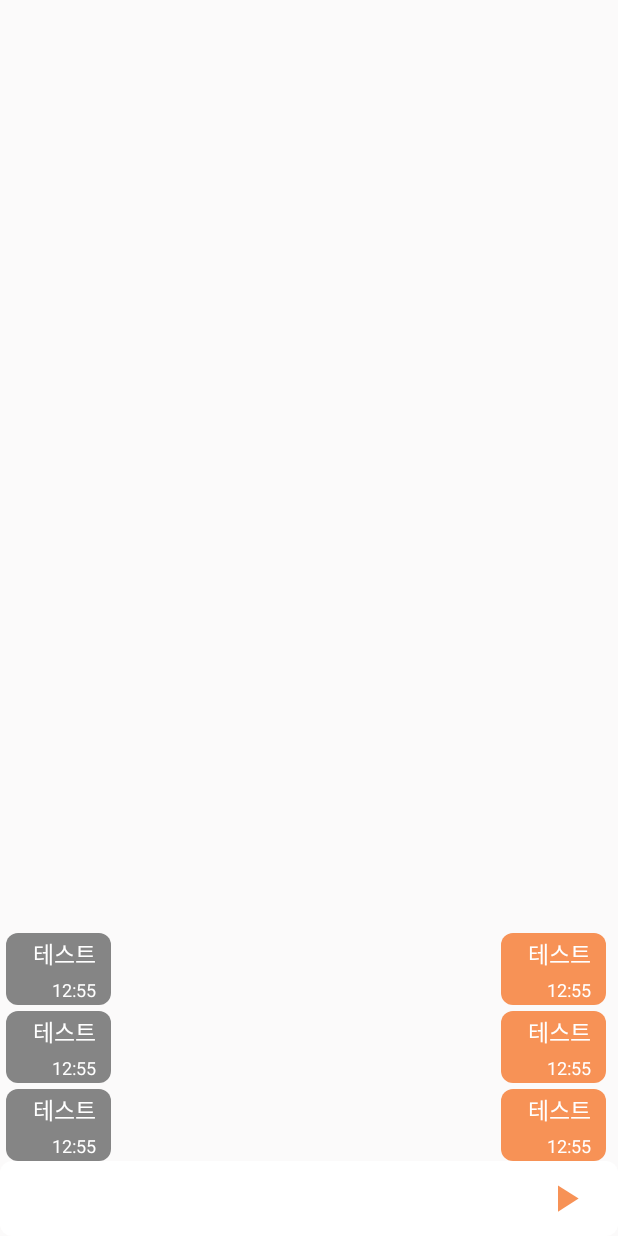
After one commit to moongeon/Gym-For-u-android, an Android app: the layout fragment_chat_detail.xml on its own in the app's theme, with its tools: preview values and no code run, on a phone screen of 412 x 824 dp. The commit adds this screen. Run offline under Robolectric (Android 15) with nearby library versions, the phone set to English and light mode, and no system bars; network calls fail.

Commit message:
Add - 채팅 화면 생성

```diff
--- /dev/null
+++ b/app/src/main/res/drawable/bg_btn_solid_gray_858585_radius_8dp.xml
@@ -0,0 +1,5 @@
+<?xml version="1.0" encoding="utf-8"?>
+<shape xmlns:android="http://schemas.android.com/apk/res/android">
+    <solid android:color="@color/gray_858585" />
+    <corners android:radius="8dp" />
+</shape>
--- /dev/null
+++ b/app/src/main/res/drawable/ic_baseline_play_arrow_24.xml
@@ -0,0 +1,10 @@
+<vector xmlns:android="http://schemas.android.com/apk/res/android"
+    android:width="24dp"
+    android:height="24dp"
+    android:viewportWidth="24"
+    android:viewportHeight="24"
+    android:tint="@color/orange_F79256">
+  <path
+      android:fillColor="@color/orange_F79256"
+      android:pathData="M8,5v14l11,-7z"/>
+</vector>
--- /dev/null
+++ b/app/src/main/res/layout/fragment_chat_detail.xml
@@ -0,0 +1,74 @@
+<?xml version="1.0" encoding="utf-8"?>
+<layout xmlns:android="http://schemas.android.com/apk/res/android"
+    xmlns:app="http://schemas.android.com/apk/res-auto"
+    xmlns:tools="http://schemas.android.com/tools">
+
+    <androidx.constraintlayout.widget.ConstraintLayout
+        android:layout_width="match_parent"
+        android:layout_height="match_parent"
+        android:background="@color/gray_FBFAFA"
+        >
+
+        <androidx.recyclerview.widget.RecyclerView
+            android:id="@+id/recyclerView_receiver"
+            android:layout_width="200dp"
+            android:layout_height="match_parent"
+            android:layout_marginBottom="50dp"
+            app:layoutManager="androidx.recyclerview.widget.LinearLayoutManager"
+            app:layout_constraintBottom_toTopOf="@+id/constraintLayout_send"
+            app:layout_constraintEnd_toStartOf="@+id/recyclerView_sender"
+            app:layout_constraintStart_toStartOf="parent"
+            app:layout_constraintTop_toTopOf="parent"
+            app:reverseLayout="true"
+            tools:listitem="@layout/list_item_receiver_message"
+            />
+
+
+        <androidx.recyclerview.widget.RecyclerView
+            android:id="@+id/recyclerView_sender"
+            android:layout_width="200dp"
+            android:layout_height="match_parent"
+            android:layout_marginBottom="50dp"
+            app:layoutManager="androidx.recyclerview.widget.LinearLayoutManager"
+            app:layout_constraintBottom_toTopOf="@+id/constraintLayout_send"
+            app:layout_constraintEnd_toEndOf="parent"
+            app:layout_constraintStart_toEndOf="@+id/recyclerView_receiver"
+            app:layout_constraintTop_toTopOf="parent"
+            app:reverseLayout="true"
+            tools:listitem="@layout/list_item_sender_message"
+            />
+
+        <androidx.constraintlayout.widget.ConstraintLayout
+            android:id="@+id/constraintLayout_send"
+            android:layout_width="match_parent"
+            android:layout_height="50dp"
+            app:layout_constraintBottom_toBottomOf="parent"
+            app:layout_constraintEnd_toEndOf="parent"
+            app:layout_constraintStart_toStartOf="parent">
+
+            <EditText
+                android:layout_width="match_parent"
+                android:layout_height="match_parent"
+                android:background="@drawable/bg_solid_white_ffff_radius_8dp"
+                app:layout_constraintBottom_toBottomOf="parent"
+                app:layout_constraintEnd_toEndOf="parent"
+                app:layout_constraintStart_toStartOf="parent"
+                app:layout_constraintTop_toTopOf="parent" />
+
+
+            <ImageView
+                android:layout_width="30dp"
+                android:layout_height="30dp"
+                android:layout_marginRight="20dp"
+                android:src="@drawable/ic_baseline_play_arrow_24"
+                app:layout_constraintBottom_toBottomOf="parent"
+                app:layout_constraintEnd_toEndOf="parent"
+                app:layout_constraintTop_toTopOf="parent" />
+
+
+        </androidx.constraintlayout.widget.ConstraintLayout>
+
+
+    </androidx.constraintlayout.widget.ConstraintLayout>
+
+</layout>
--- a/app/src/main/res/layout/fragment_home.xml
+++ b/app/src/main/res/layout/fragment_home.xml
@@ -54,10 +54,9 @@
                 android:layout_height="wrap_content"
                 android:layout_marginTop="450dp"
                 android:background="@drawable/bg_white_ffff_radius_32dp"
-                android:backgroundTint="@color/white_FFFFFF"
+                android:drawableLeft="@drawable/ic_baseline_format_list_bulleted_24"
                 android:text="목록보기"
                 android:textColor="@color/black"
-                android:drawableLeft="@drawable/ic_baseline_format_list_bulleted_24"
                 app:layout_constraintEnd_toEndOf="parent"
                 app:layout_constraintStart_toStartOf="parent"
                 app:layout_constraintTop_toTopOf="parent" />
--- /dev/null
+++ b/app/src/main/res/layout/list_item_receiver_message.xml
@@ -0,0 +1,59 @@
+<?xml version="1.0" encoding="utf-8"?>
+<layout xmlns:android="http://schemas.android.com/apk/res/android"
+    xmlns:app="http://schemas.android.com/apk/res-auto"
+    xmlns:tools="http://schemas.android.com/tools">
+
+    <RelativeLayout
+        android:id="@+id/allcard"
+        android:layout_width="match_parent"
+        android:layout_height="wrap_content">
+
+        <androidx.constraintlayout.widget.ConstraintLayout
+            android:id="@+id/constraintLayout_item_receiver_container"
+            android:layout_width="wrap_content"
+            android:layout_height="wrap_content"
+            android:layout_alignParentStart="true"
+            android:layout_alignParentBottom="true"
+            android:layout_marginEnd="4dp"
+            android:layout_marginBottom="4dp"
+            android:background="@drawable/bg_btn_solid_gray_858585_radius_8dp"
+            android:paddingStart="16dp"
+            android:paddingEnd="8dp"
+            android:paddingBottom="2dp">
+
+            <TextView
+                android:id="@+id/txt_name"
+                android:layout_width="wrap_content"
+                android:layout_height="match_parent"
+                android:layout_margin="2dp"
+                android:gravity="end"
+                android:textColor="@android:color/white"
+                android:textSize="15dp"
+                app:layout_constraintBottom_toBottomOf="parent"
+                app:layout_constraintEnd_toEndOf="parent"
+                app:layout_constraintHorizontal_bias="0.26"
+                app:layout_constraintStart_toEndOf="@+id/constraintLayout_item_receiver_container"
+                app:layout_constraintStart_toStartOf="parent"
+                app:layout_constraintTop_toTopOf="parent"
+                app:layout_constraintVertical_bias="0.0"
+                tools:text="테스트" />
+
+            <TextView
+                android:id="@+id/txt_date"
+                android:layout_width="wrap_content"
+                android:layout_height="wrap_content"
+                android:layout_marginTop="4dp"
+                android:text="12:55"
+                android:textColor="@android:color/white"
+                android:textSize="12dp"
+                app:layout_constraintEnd_toEndOf="@+id/txt_name"
+                app:layout_constraintHorizontal_bias="1.0"
+                app:layout_constraintStart_toStartOf="@+id/txt_name"
+                app:layout_constraintTop_toBottomOf="@id/txt_name" />
+
+        </androidx.constraintlayout.widget.ConstraintLayout>
+
+    </RelativeLayout>
+
+
+</layout>
--- /dev/null
+++ b/app/src/main/res/layout/list_item_sender_message.xml
@@ -0,0 +1,60 @@
+<?xml version="1.0" encoding="utf-8"?>
+<layout xmlns:android="http://schemas.android.com/apk/res/android"
+    xmlns:app="http://schemas.android.com/apk/res-auto"
+    xmlns:tools="http://schemas.android.com/tools">
+
+
+    <RelativeLayout
+        android:id="@+id/allcard"
+        android:layout_width="match_parent"
+        android:layout_height="wrap_content">
+
+        <androidx.constraintlayout.widget.ConstraintLayout
+            android:id="@+id/constraintLayout_item_sender_container"
+            android:layout_width="wrap_content"
+            android:layout_height="wrap_content"
+            android:layout_alignParentEnd="true"
+            android:layout_alignParentBottom="true"
+            android:layout_marginEnd="4dp"
+            android:layout_marginBottom="4dp"
+            android:background="@drawable/bg_btn_solid_orange_radius_8dp"
+            android:paddingStart="16dp"
+            android:paddingEnd="8dp"
+            android:paddingBottom="2dp">
+
+            <TextView
+                android:id="@+id/txt_name"
+                android:layout_width="wrap_content"
+                android:layout_height="match_parent"
+                android:layout_margin="2dp"
+                android:gravity="end"
+                tools:text="테스트"
+                android:textColor="@android:color/white"
+                android:textSize="15dp"
+                app:layout_constraintBottom_toBottomOf="parent"
+                app:layout_constraintEnd_toEndOf="parent"
+                app:layout_constraintHorizontal_bias="0.76"
+                app:layout_constraintStart_toEndOf="@+id/constraintLayout_item_sender_container"
+                app:layout_constraintStart_toStartOf="parent"
+                app:layout_constraintTop_toTopOf="parent"
+                app:layout_constraintVertical_bias="0.0" />
+
+            <TextView
+                android:id="@+id/txt_date"
+                android:layout_width="wrap_content"
+                android:layout_height="wrap_content"
+                android:layout_marginTop="4dp"
+                android:text="12:55"
+                android:textColor="@android:color/white"
+                android:textSize="12dp"
+                app:layout_constraintEnd_toEndOf="@+id/txt_name"
+                app:layout_constraintHorizontal_bias="1.0"
+                app:layout_constraintStart_toStartOf="@+id/txt_name"
+                app:layout_constraintTop_toBottomOf="@id/txt_name" />
+
+        </androidx.constraintlayout.widget.ConstraintLayout>
+
+    </RelativeLayout>
+
+
+</layout>
```
